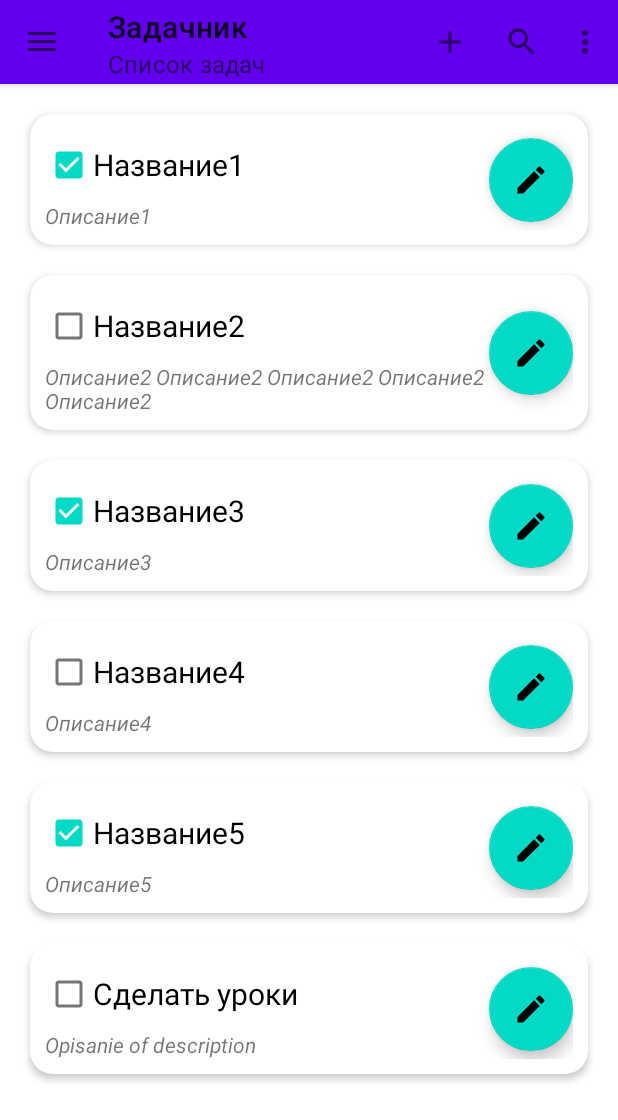
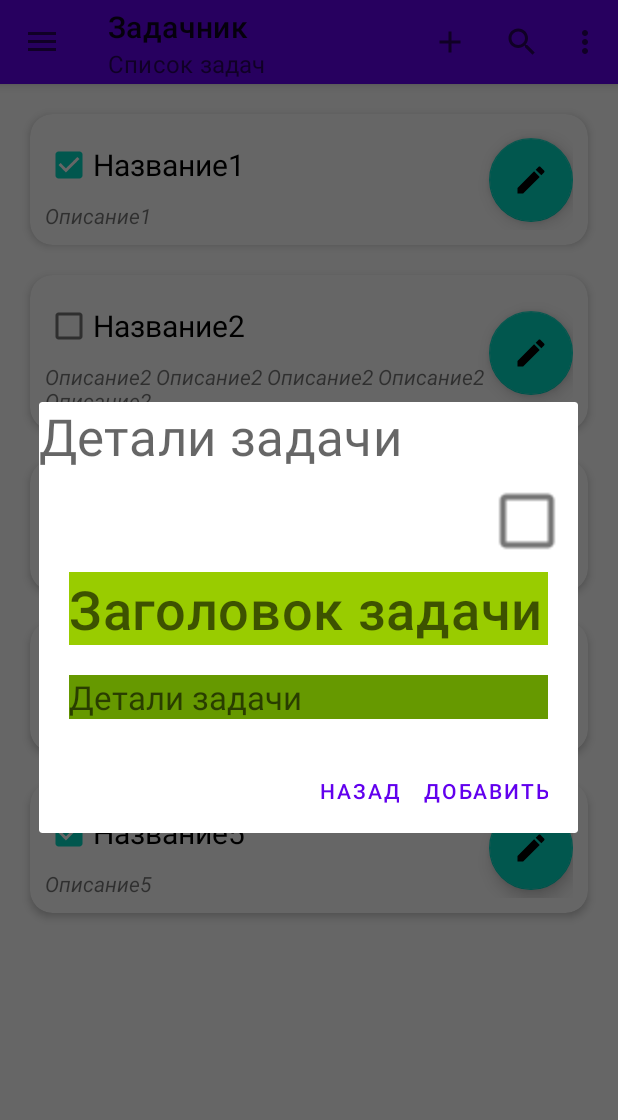
Before and after one commit to skarapedulbuk/MySimpleNotes, an Android app: the screen it shows after launch (MainActivity), after a tap on "Добавить", on a phone screen of 412 x 824 dp. Shown: the top 1120 px of the screen. Run offline under Robolectric (Android 15) with nearby library versions, the phone set to English and light mode, and no system bars.

Commit message:
Реализован диалог редактирования деталей новой задачи

```diff
--- a/app/src/main/java/com/skarapedulbuk/mysimplenotes/ui/list/ListFragment.java
+++ b/app/src/main/java/com/skarapedulbuk/mysimplenotes/ui/list/ListFragment.java
@@ -5,10 +5,13 @@ import android.view.LayoutInflater;
 import android.view.MenuItem;
 import android.view.View;
 import android.view.ViewGroup;
+import android.widget.CheckBox;
+import android.widget.EditText;
 import android.widget.Toast;
 
 import androidx.annotation.NonNull;
 import androidx.annotation.Nullable;
+import androidx.appcompat.app.AlertDialog;
 import androidx.fragment.app.Fragment;
 import androidx.fragment.app.FragmentResultListener;
 import androidx.recyclerview.widget.RecyclerView;
@@ -129,7 +132,27 @@ public class ListFragment extends Fragment implements ListView {
         toolbar.setOnMenuItemClickListener(item -> {
             if (item.getItemId() == R.id.action_add) {
                 Toast.makeText(requireContext(), R.string.add_task, Toast.LENGTH_SHORT).show();
-                presenter.add(getString(R.string.task3),getString(R.string.description3), false);
+
+                View detailsHeader = LayoutInflater.from(requireContext()).inflate(R.layout.details_header, null);
+                View detailsView = LayoutInflater.from(requireContext()).inflate(R.layout.details, null);
+
+                CheckBox checkbox = detailsView.findViewById(R.id.task_checkbox);
+                EditText description = detailsView.findViewById(R.id.task_description);
+                EditText title = detailsView.findViewById(R.id.task_title);
+
+                new AlertDialog.Builder(requireContext())
+                        .setCustomTitle(detailsHeader)
+                        .setView(detailsView)
+                        .setIcon(R.drawable.ic_baseline_add_24)
+                        .setPositiveButton(R.string.add_task, (dialog, which) -> {
+                            //   Toast.makeText(requireContext(), title.getText().toString() + description.getText().toString(), Toast.LENGTH_SHORT).show();
+                            presenter.add(title.getText().toString(), description.getText().toString(), checkbox.isChecked());
+                        })
+                        .setNegativeButton(R.string.back, (dialog, which) -> Toast.makeText(requireContext(), R.string.back, Toast.LENGTH_SHORT).show())
+
+                        .setCancelable(false)
+                        .show();
+
                 return true;
             }
             if (item.getItemId() == R.id.action_clear_all) {
--- /dev/null
+++ b/app/src/main/res/layout/details.xml
@@ -0,0 +1,48 @@
+<?xml version="1.0" encoding="utf-8"?>
+<androidx.coordinatorlayout.widget.CoordinatorLayout xmlns:android="http://schemas.android.com/apk/res/android"
+    xmlns:app="http://schemas.android.com/apk/res-auto"
+    xmlns:tools="http://schemas.android.com/tools"
+    android:layout_width="match_parent"
+    android:layout_height="wrap_content">
+
+    <LinearLayout
+        android:layout_width="match_parent"
+        android:layout_height="match_parent"
+        android:orientation="vertical"
+        android:padding="@dimen/default_margin"
+        app:layout_behavior="@string/appbar_scrolling_view_behavior">
+
+        <CheckBox
+            android:id="@+id/task_checkbox"
+            android:layout_width="wrap_content"
+            android:layout_height="wrap_content"
+            android:layout_gravity="right"
+            android:scaleX="2"
+            android:scaleY="2" />
+
+        <EditText
+            android:id="@+id/task_title"
+            android:layout_width="match_parent"
+            android:layout_height="wrap_content"
+            android:layout_margin="@dimen/default_margin"
+            android:background="@android:color/holo_green_light"
+            android:hint="@string/task_title"
+            android:inputType="text"
+            android:textAppearance="@style/TextAppearance.MaterialComponents.Headline6"
+            android:textSize="@dimen/header_text_size"
+            tools:text="@string/task_title" />
+
+        <EditText
+            android:id="@+id/task_description"
+            android:layout_width="match_parent"
+            android:layout_height="wrap_content"
+            android:layout_margin="@dimen/default_margin"
+            android:background="@android:color/holo_green_dark"
+            android:gravity="start"
+            android:hint="@string/details_toolbar_title"
+            android:inputType="textMultiLine"
+            android:textSize="@dimen/details_description_text_size"
+            tools:text="@string/details_toolbar_title" />
+    </LinearLayout>
+
+</androidx.coordinatorlayout.widget.CoordinatorLayout>
--- /dev/null
+++ b/app/src/main/res/layout/details_header.xml
@@ -0,0 +1,10 @@
+<?xml version="1.0" encoding="utf-8"?>
+<FrameLayout xmlns:android="http://schemas.android.com/apk/res/android"
+    android:layout_width="match_parent"
+    android:layout_height="match_parent">
+<TextView
+    android:layout_width="wrap_content"
+    android:textAppearance="@style/TextAppearance.MaterialComponents.Headline4"
+    android:layout_height="match_parent"
+    android:text="@string/details_toolbar_title"/>
+</FrameLayout>
--- a/app/src/main/res/values/strings.xml
+++ b/app/src/main/res/values/strings.xml
@@ -33,4 +33,6 @@
     <string name="undone">Undone</string>
     <string name="done">Done</string>
     <string name="back">Назад</string>
+    <string name="task_title">Заголовок задачи</string>
+
 </resources>
```
